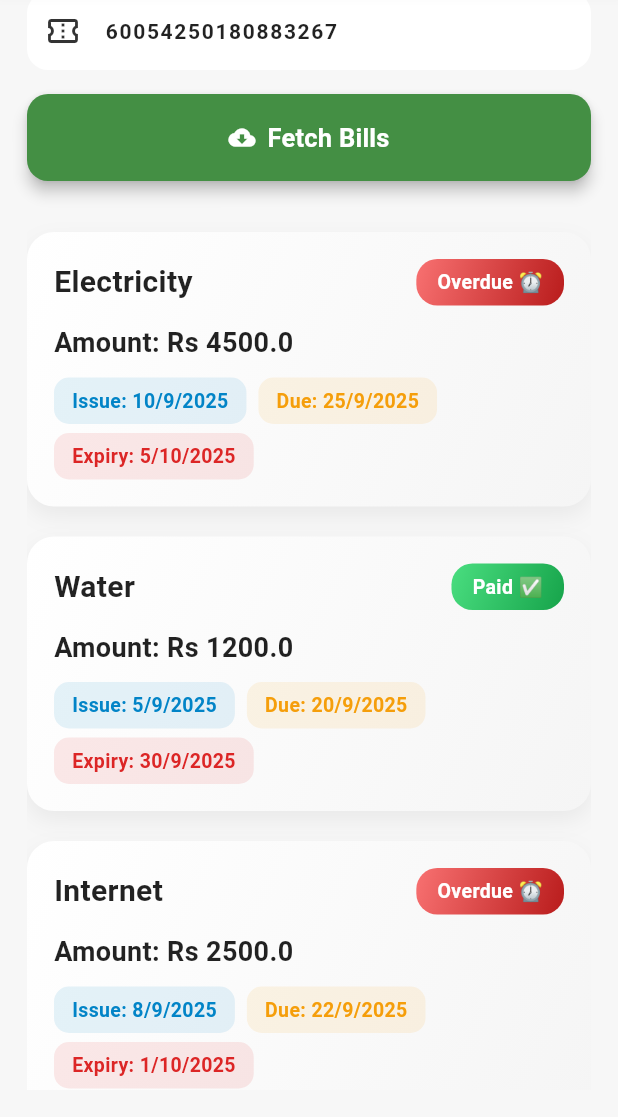
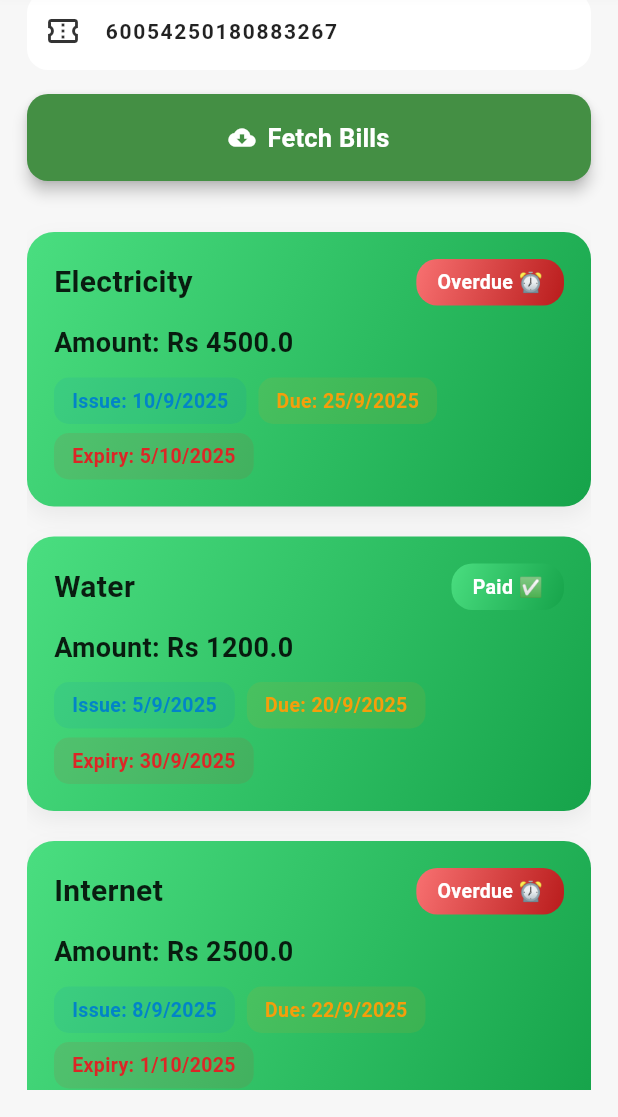
Before and after one commit to Zayahan-Hasan-Shah/Smart-Pay-Consumer-App, a Flutter app: the BillScreen screen opened by its route, after a tap on "Fetch Bills", on a phone screen of 412 x 824 dp, the part 119-1236 px from its top. Run offline on Flutter 3.47's test engine with Material 3 defaults, Android fonts, the phone set to English and light mode, and no system bars; our stand-ins replace flutter_secure_storage, get, google_fonts, iconsax, open_file, pdf and 2 more; accounts and stored records are empty.

Commit message:
change gradient colors

```diff
--- a/lib/src/view/screens/bottom_navigation/bill_screen/bill_screen.dart
+++ b/lib/src/view/screens/bottom_navigation/bill_screen/bill_screen.dart
@@ -162,11 +162,7 @@ class BillScreen extends StatelessWidget {
         padding: const EdgeInsets.all(18),
         decoration: BoxDecoration(
           borderRadius: BorderRadius.circular(18),
-          gradient: LinearGradient(
-            colors: [AppColors.white, Colors.grey.shade100],
-            begin: Alignment.topLeft,
-            end: Alignment.bottomRight,
-          ),
+          gradient: AppColors.successGradient,
           boxShadow: [
             BoxShadow(
               color: Colors.black.withOpacity(0.06),
--- a/lib/src/view/screens/bottom_navigation/setting_screen/setting_screen.dart
+++ b/lib/src/view/screens/bottom_navigation/setting_screen/setting_screen.dart
@@ -15,7 +15,6 @@ class SettingScreen extends StatelessWidget {
     return Scaffold(
       body: Column(
         children: [
-          // Sexy Gradient Header
           Container(
             width: double.infinity,
             padding: const EdgeInsets.symmetric(vertical: 40, horizontal: 20),
--- a/lib/src/view/screens/bottom_navigation/transaction_screen/transaction_screen.dart
+++ b/lib/src/view/screens/bottom_navigation/transaction_screen/transaction_screen.dart
@@ -1,5 +1,6 @@
 import 'dart:io';
 import 'package:consumer_app/src/controller/transaction_controller/transaction_controller.dart';
+import 'package:consumer_app/src/core/constants/app_colors.dart';
 import 'package:consumer_app/src/model/transaction_model/transaction_model.dart';
 import 'package:consumer_app/src/routes/route_names.dart';
 import 'package:consumer_app/src/view/components/common_components/title_text.dart';
@@ -128,7 +129,8 @@ class TransactionScreen extends StatelessWidget {
         margin: const EdgeInsets.symmetric(vertical: 10),
         padding: const EdgeInsets.all(18),
         decoration: BoxDecoration(
-          color: Get.theme.colorScheme.surface,
+          // color: Get.theme.colorScheme.surface,
+          gradient: AppColors.successGradient,
           borderRadius: BorderRadius.circular(18),
           boxShadow: [
             BoxShadow(
```
